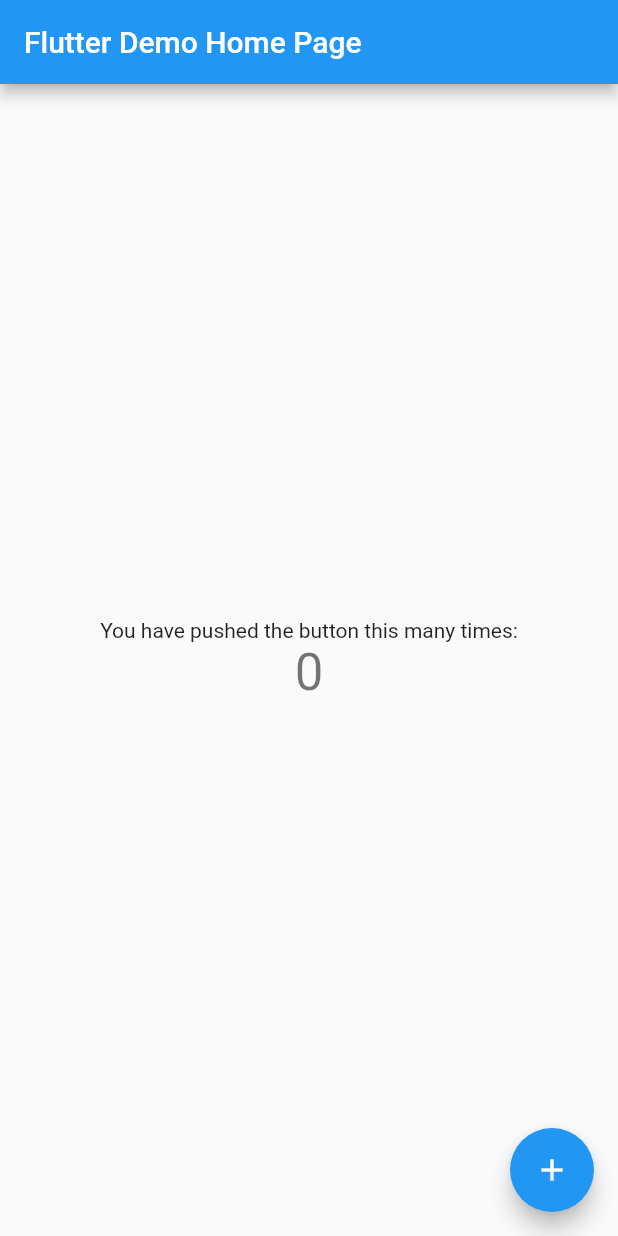
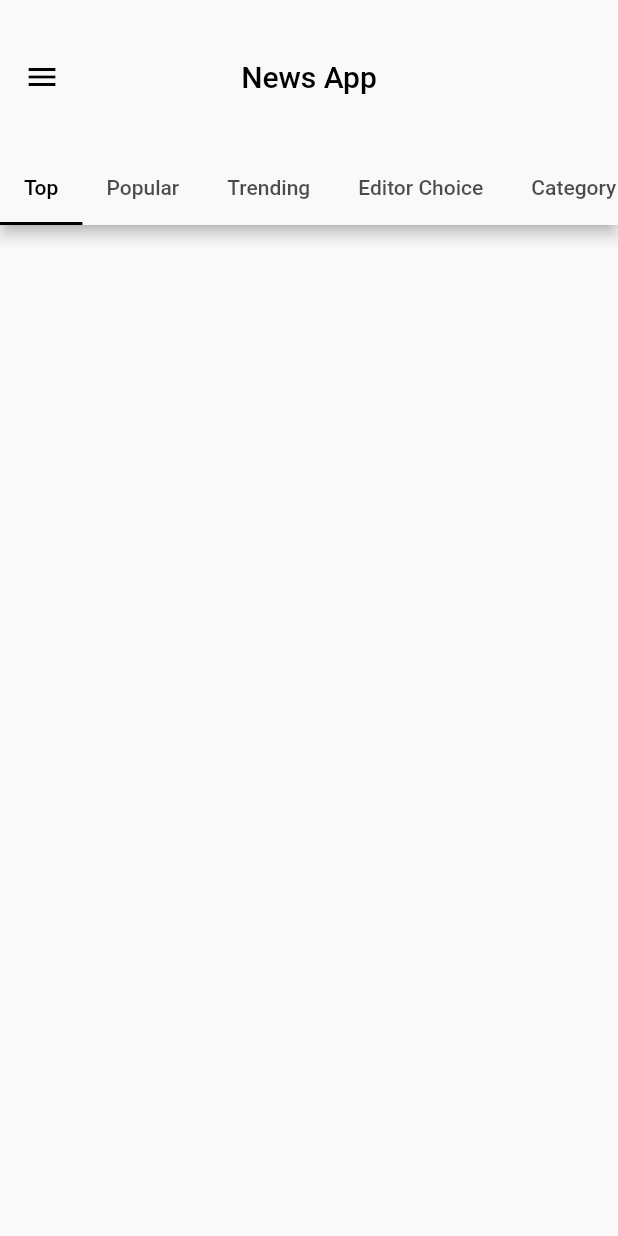
Before and after one commit to dv-zinke/Flutter_news_template, a Flutter app: the screen it shows after launch, on a phone screen of 412 x 824 dp. Run offline on Flutter 3.47's test engine with Material 2 defaults, Android fonts, the phone set to English and light mode, and no system bars.

Commit message:
feature: 기본 스크린 작성

```diff
--- a/lib/main.dart
+++ b/lib/main.dart
@@ -1,113 +1,16 @@
 import 'package:flutter/material.dart';
+import 'package:news_template/screens/HomePage.dart';
 
 void main() {
   runApp(MyApp());
 }
 
 class MyApp extends StatelessWidget {
-  // This widget is the root of your application.
   @override
   Widget build(BuildContext context) {
     return MaterialApp(
-      title: 'Flutter Demo',
-      theme: ThemeData(
-        // This is the theme of your application.
-        //
-        // Try running your application with "flutter run". You'll see the
-        // application has a blue toolbar. Then, without quitting the app, try
-        // changing the primarySwatch below to Colors.green and then invoke
-        // "hot reload" (press "r" in the console where you ran "flutter run",
-        // or simply save your changes to "hot reload" in a Flutter IDE).
-        // Notice that the counter didn't reset back to zero; the application
-        // is not restarted.
-        primarySwatch: Colors.blue,
-      ),
-      home: MyHomePage(title: 'Flutter Demo Home Page'),
+      debugShowCheckedModeBanner: false,
+      home: HomePage(),
     );
   }
 }
-
-class MyHomePage extends StatefulWidget {
-  MyHomePage({Key key, this.title}) : super(key: key);
-
-  // This widget is the home page of your application. It is stateful, meaning
-  // that it has a State object (defined below) that contains fields that affect
-  // how it looks.
-
-  // This class is the configuration for the state. It holds the values (in this
-  // case the title) provided by the parent (in this case the App widget) and
-  // used by the build method of the State. Fields in a Widget subclass are
-  // always marked "final".
-
-  final String title;
-
-  @override
-  _MyHomePageState createState() => _MyHomePageState();
-}
-
-class _MyHomePageState extends State<MyHomePage> {
-  int _counter = 0;
-
-  void _incrementCounter() {
-    setState(() {
-      // This call to setState tells the Flutter framework that something has
-      // changed in this State, which causes it to rerun the build method below
-      // so that the display can reflect the updated values. If we changed
-      // _counter without calling setState(), then the build method would not be
-      // called again, and so nothing would appear to happen.
-      _counter++;
-    });
-  }
-
-  @override
-  Widget build(BuildContext context) {
-    // This method is rerun every time setState is called, for instance as done
-    // by the _incrementCounter method above.
-    //
-    // The Flutter framework has been optimized to make rerunning build methods
-    // fast, so that you can just rebuild anything that needs updating rather
-    // than having to individually change instances of widgets.
-    return Scaffold(
-      appBar: AppBar(
-        // Here we take the value from the MyHomePage object that was created by
-        // the App.build method, and use it to set our appbar title.
-        title: Text(widget.title),
-      ),
-      body: Center(
-        // Center is a layout widget. It takes a single child and positions it
-        // in the middle of the parent.
-        child: Column(
-          // Column is also a layout widget. It takes a list of children and
-          // arranges them vertically. By default, it sizes itself to fit its
-          // children horizontally, and tries to be as tall as its parent.
-          //
-          // Invoke "debug painting" (press "p" in the console, choose the
-          // "Toggle Debug Paint" action from the Flutter Inspector in Android
-          // Studio, or the "Toggle Debug Paint" command in Visual Studio Code)
-          // to see the wireframe for each widget.
-          //
-          // Column has various properties to control how it sizes itself and
-          // how it positions its children. Here we use mainAxisAlignment to
-          // center the children vertically; the main axis here is the vertical
-          // axis because Columns are vertical (the cross axis would be
-          // horizontal).
-          mainAxisAlignment: MainAxisAlignment.center,
-          children: <Widget>[
-            Text(
-              'You have pushed the button this many times:',
-            ),
-            Text(
-              '$_counter',
-              style: Theme.of(context).textTheme.headline4,
-            ),
-          ],
-        ),
-      ),
-      floatingActionButton: FloatingActionButton(
-        onPressed: _incrementCounter,
-        tooltip: 'Increment',
-        child: Icon(Icons.add),
-      ), // This trailing comma makes auto-formatting nicer for build methods.
-    );
-  }
-}
--- /dev/null
+++ b/lib/screens/HomePage.dart
@@ -0,0 +1,91 @@
+import 'package:flutter/material.dart';
+
+class HomePage extends StatefulWidget {
+  @override
+  _HomePageState createState() => _HomePageState();
+}
+
+class _HomePageState extends State<HomePage>
+    with SingleTickerProviderStateMixin {
+  List<Tab> _tabList = [
+    Tab(
+      child: Text("Top"),
+    ),
+    Tab(
+      child: Text("Popular"),
+    ),
+    Tab(
+      child: Text("Trending"),
+    ),
+    Tab(
+      child: Text("Editor Choice"),
+    ),
+    Tab(
+      child: Text("Category"),
+    ),
+  ];
+
+  TabController _tabController;
+
+  @override
+  void initState() {
+    // TODO: implement initState
+    super.initState();
+    _tabController = TabController(vsync: this, length: _tabList.length);
+  }
+
+  @override
+  void dispose() {
+    _tabController.dispose();
+    super.dispose();
+  }
+
+  @override
+  Widget build(BuildContext context) {
+    return Scaffold(
+      appBar: AppBar(
+        toolbarHeight: 120,
+        leading: IconButton(
+          onPressed: () {},
+          icon: Icon(
+            Icons.menu,
+            color: Colors.black,
+          ),
+        ),
+        backgroundColor: Color(0xFFFAFAFAFA),
+        centerTitle: true,
+        title: Text("News App", style: TextStyle(color: Colors.black)),
+        bottom: PreferredSize(
+          preferredSize: Size.fromHeight(30.0),
+          child: TabBar(
+            indicatorColor: Colors.black,
+            isScrollable: true,
+            labelColor: Colors.black,
+            controller: _tabController,
+            tabs: _tabList
+          ),
+        ),
+      ),
+      body: TabBarView(
+        controller: _tabController,
+        children: [
+          Padding(
+            padding: EdgeInsets.all(8),
+          ),
+          Padding(
+            padding: EdgeInsets.all(8),
+          ),
+          Padding(
+            padding: EdgeInsets.all(8),
+          ),
+          Padding(
+            padding: EdgeInsets.all(8),
+          ),
+          Padding(
+            padding: EdgeInsets.all(8),
+          ),
+        ],
+      ),
+    );
+  }
+}
```
